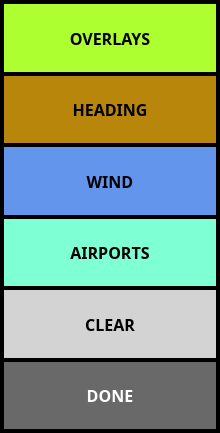
Old version of the form ui/BugSelector.ui in the repository UnexplodedMinds/Stratofier.
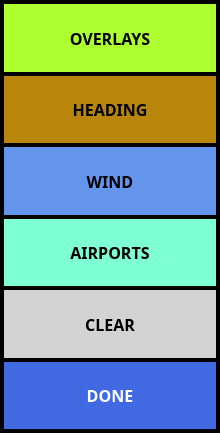
New version of the form.

Commit message: Colorize some of the buttons and add initial bluetooth discovery support.  This DOES NOT work on Windows.

Diff of the .ui file:
```diff
--- a/ui/BugSelector.ui
+++ b/ui/BugSelector.ui
@@ -387,6 +387,23 @@
        <bold>true</bold>
       </font>
      </property>
+     <property name="styleSheet">
+      <string notr="true">QPushButton
+{
+	border: none;
+	background-color: RoyalBlue;
+	color: white;
+	margin: 2px;
+}
+QPushButton::pressed
+{
+	border: none;
+	background-color: CornflowerBlue;
+	color: black;
+	margin: 2px;
+}
+</string>
+     </property>
      <property name="text">
       <string>DONE</string>
      </property>
```
The commit also changes 21 other files.
